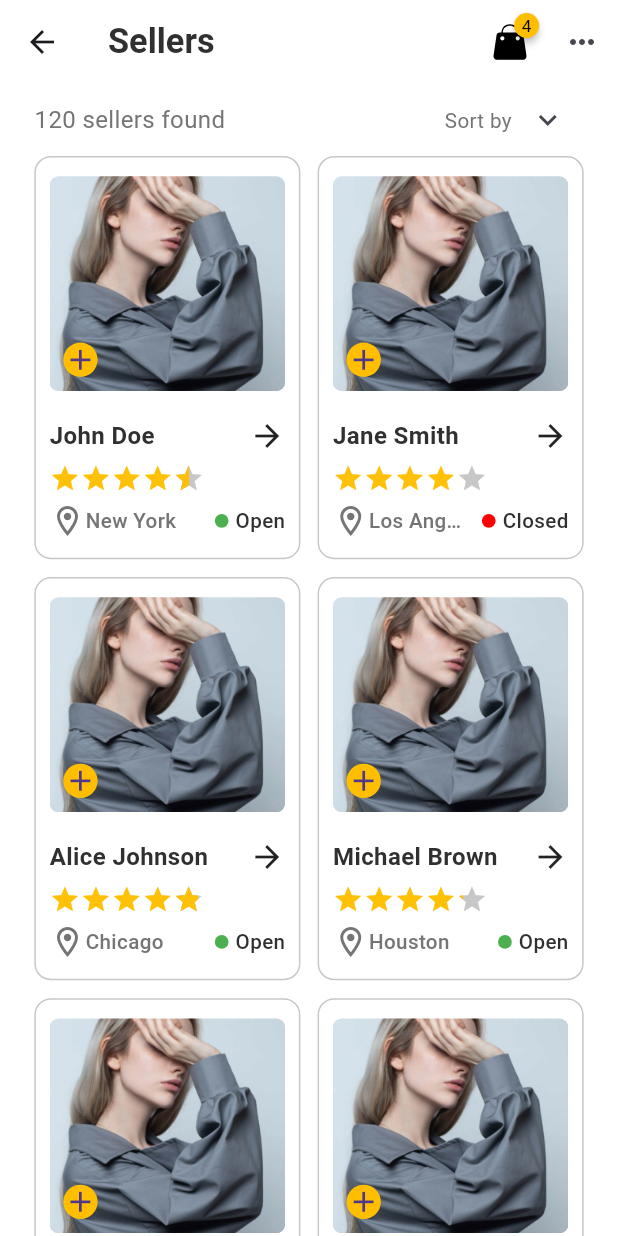
After one commit to Emanpepars/la-mode, a Flutter app: the SellersScreen screen opened by its route, on a phone screen of 412 x 824 dp. The commit adds this screen. Run offline on Flutter 3.47's test engine with Material 3 defaults, Android fonts, the phone set to English and light mode, and no system bars; drawn by our look-alikes of badges, flutter_rating_bar; our stand-ins replace flutter_bloc, flutter_screenutil, flutter_svg, google_fonts, persistent_bottom_nav_bar, readmore.

Commit message:
add sellers and reviews screen ui

```diff
--- a/lib/config/routes.dart
+++ b/lib/config/routes.dart
@@ -3,14 +3,18 @@ import 'package:my_ecommerce_app/core/utils/app_components.dart';
 import 'package:my_ecommerce_app/features/category/presentation/pages/category_screen.dart';
 import 'package:my_ecommerce_app/features/home/presentation/pages/home_screen.dart';
 import 'package:my_ecommerce_app/features/onboard/onboard_screen.dart';
+import 'package:my_ecommerce_app/features/reviews/presentation/pages/reviews_screen.dart';
 
 import '../features/product_details/presentation/pages/product_details_screen.dart';
+import '../features/sellers/presentation/pages/sellers_screen.dart';
 
 class Routes {
   static const String onboard = 'onboard';
   static const String home = '/';
   static const String category = 'category';
   static const String productDetails = 'productDetails';
+  static const String review = 'review';
+  static const String sellers = 'sellers';
 }
 
 class AppRoutes {
@@ -24,6 +28,11 @@ class AppRoutes {
       case Routes.productDetails:
         return MaterialPageRoute(
             builder: (context) => const ProductDetailsScreen());
+      case Routes.review:
+        return MaterialPageRoute(builder: (context) => const ReviewsScreen());
+      case Routes.sellers:
+        return MaterialPageRoute(builder: (context) => const SellersScreen());
+
       case Routes.category:
         String categoryTitle = routeSettings.arguments as String;
         return MaterialPageRoute(
--- a/lib/features/category/presentation/pages/category_screen.dart
+++ b/lib/features/category/presentation/pages/category_screen.dart
@@ -17,6 +17,7 @@ class CategoryScreen extends StatelessWidget {
         builder: (context, state) => Scaffold(
           body: FirstPart(
             appBarTitle: categoryTitle,
+            withBag: true,
             currentTabIndex: CategoryCubit.get(context).currentTabIndex,
             tabBarView: [
               SingleChildScrollView(
@@ -26,10 +27,6 @@ class CategoryScreen extends StatelessWidget {
               const Center(child: Text('Men content')),
               const Center(child: Text('Kids content')),
             ],
-            actions: [
-              const BagIcon(bagCount: 4),
-              IconButton(onPressed: () {}, icon: const Icon(Icons.more_horiz))
-            ],
             onTabChanged: CategoryCubit.get(context).onTabChanged,
           ),
         ),
--- /dev/null
+++ b/lib/features/reviews/presentation/manager/reviews_cubit.dart
@@ -0,0 +1,29 @@
+import 'package:flutter_bloc/flutter_bloc.dart';
+import 'package:my_ecommerce_app/features/reviews/presentation/manager/reviews_state.dart';
+
+import '../../domain/entities/review_entity.dart';
+
+class ReviewsCubit extends Cubit<ReviewsState> {
+  ReviewsCubit() : super(ReviewsInitial());
+
+  static ReviewsCubit get(context) => BlocProvider.of(context);
+
+  List<ReviewEntity> reviews = [
+    ReviewEntity('David Martinez', 5.0, 'Incredible service, exceeded expectations!', 1),
+    ReviewEntity('Emily Davis', 5.0, 'Fantastic! Will definitely buy again.', 2),
+    ReviewEntity('Jane Smith', 5.0, 'Awesome service, highly recommended!', 3),
+    ReviewEntity('Daniel Thomas', 4.0, 'Very happy with my purchase, thank you!', 4),
+    ReviewEntity('John Doe', 4.0, 'Great product, very satisfied!', 5),
+    ReviewEntity('Michelle Hernandez', 4.0, 'Impressed with the quality, will buy again.', 5),
+    ReviewEntity('Kevin Rodriguez', 5.0, 'Amazing product, worth every penny.', 3),
+    ReviewEntity('Michael Wilson', 4.0, 'Good quality, fast delivery.', 6),
+    ReviewEntity('Alice Johnson', 3.0, 'Good experience overall, but could be improved.', 7),
+    ReviewEntity('Amanda Clark', 3.0, 'Decent product, but delivery was slow.', 7),
+    ReviewEntity('Sarah Anderson', 3.0, 'Average experience, nothing special.', 8),
+    ReviewEntity('Laura Garcia', 3.0, 'Fairly satisfied, but could be better.', 9),
+    ReviewEntity('Bob Brown', 2.0, 'Not happy with the product, needs improvement.', 10),
+    ReviewEntity('Christopher Moore', 2.0, 'Product did not meet my expectations.', 11),
+    ReviewEntity('Jennifer Taylor', 2.0, 'Disappointed with the product, not as described.', 12),
+  ];
+
+}
--- /dev/null
+++ b/lib/features/reviews/presentation/manager/reviews_state.dart
@@ -0,0 +1,4 @@
+
+abstract class ReviewsState {}
+
+class ReviewsInitial extends ReviewsState {}
--- /dev/null
+++ b/lib/features/sellers/domain/entities/seller_entity.dart
@@ -0,0 +1,15 @@
+class SellerEntity {
+  String userName;
+  double rate;
+
+  String location;
+
+  bool isOpen;
+
+  SellerEntity({
+    required this.userName,
+    required this.rate,
+    required this.location,
+    required this.isOpen,
+  });
+}
--- /dev/null
+++ b/lib/features/sellers/presentation/manager/sellers_cubit.dart
@@ -0,0 +1,73 @@
+import 'package:flutter_bloc/flutter_bloc.dart';
+import 'package:my_ecommerce_app/features/sellers/presentation/manager/sellers_state.dart';
+
+import '../../domain/entities/seller_entity.dart';
+
+class SellersCubit extends Cubit<SellersState> {
+  SellersCubit() : super(SellersInitial());
+
+  static SellersCubit get(context) => BlocProvider.of(context);
+
+  List<SellerEntity> sellers = [
+    SellerEntity(
+      userName: 'John Doe',
+      rate: 4.5,
+      location: 'New York',
+      isOpen: true,
+    ),
+    SellerEntity(
+      userName: 'Jane Smith',
+      rate: 4.0,
+      location: 'Los Angeles',
+      isOpen: false,
+    ),
+    SellerEntity(
+      userName: 'Alice Johnson',
+      rate: 4.8,
+      location: 'Chicago',
+      isOpen: true,
+    ),
+    SellerEntity(
+      userName: 'Michael Brown',
+      rate: 4.2,
+      location: 'Houston',
+      isOpen: true,
+    ),
+    SellerEntity(
+      userName: 'David Wilson',
+      rate: 4.7,
+      location: 'Phoenix',
+      isOpen: false,
+    ),
+    SellerEntity(
+      userName: 'Sarah Martinez',
+      rate: 4.3,
+      location: 'Philadelphia',
+      isOpen: true,
+    ),
+    SellerEntity(
+      userName: 'James Jones',
+      rate: 4.6,
+      location: 'San Antonio',
+      isOpen: true,
+    ),
+    SellerEntity(
+      userName: 'Linda Davis',
+      rate: 4.1,
+      location: 'San Diego',
+      isOpen: false,
+    ),
+    SellerEntity(
+      userName: 'Robert Miller',
+      rate: 4.9,
+      location: 'Dallas',
+      isOpen: true,
+    ),
+    SellerEntity(
+      userName: 'Karen Wilson',
+      rate: 4.4,
+      location: 'San Jose',
+      isOpen: true,
+    ),
+  ];
+}
--- /dev/null
+++ b/lib/features/sellers/presentation/manager/sellers_state.dart
@@ -0,0 +1,3 @@
+abstract class SellersState {}
+
+class SellersInitial extends SellersState {}
--- /dev/null
+++ b/lib/features/sellers/presentation/pages/sellers_screen.dart
@@ -0,0 +1,87 @@
+import 'package:flutter/material.dart';
+import 'package:flutter_bloc/flutter_bloc.dart';
+import 'package:flutter_screenutil/flutter_screenutil.dart';
+import 'package:my_ecommerce_app/core/utils/app_components.dart';
+import 'package:my_ecommerce_app/core/utils/text_styles.dart';
+import 'package:my_ecommerce_app/features/sellers/presentation/manager/sellers_cubit.dart';
+import 'package:my_ecommerce_app/features/sellers/presentation/manager/sellers_state.dart';
+import 'package:my_ecommerce_app/features/sellers/presentation/widgets/seller_card.dart';
+
+import '../../../../core/utils/app_colors.dart';
+import '../../../home/presentation/widgets/sort_alert_dialog.dart';
+
+class SellersScreen extends StatelessWidget {
+  const SellersScreen({super.key});
+
+  @override
+  Widget build(BuildContext context) {
+    return BlocProvider(
+      create: (context) => SellersCubit(),
+      child: BlocConsumer<SellersCubit, SellersState>(
+        listener: (context, index) {},
+        builder: (context, index) => Scaffold(
+          backgroundColor: Colors.white,
+          appBar: const AppBarWithBag(
+            appBarTitle: "Sellers",
+          ),
+          body: Padding(
+            padding: EdgeInsets.symmetric(horizontal: 20.w),
+            child: SingleChildScrollView(
+              child: Column(
+                children: [
+                  Row(
+                    mainAxisAlignment: MainAxisAlignment.spaceBetween,
+                    children: [
+                      Text(
+                        "120 sellers found",
+                        style: roboto14(
+                          color: AppColors.silverDark,
+                        ),
+                      ),
+                      Row(
+                        children: [
+                          Text(
+                            "Sort by",
+                            style: roboto12W400(color: AppColors.silverDark),
+                          ),
+                          IconButton(
+                              onPressed: () {
+                                showDialog(
+                                  context: context,
+                                  builder: (BuildContext context) {
+                                    return const SortAlertDialog();
+                                  },
+                                );
+                              },
+                              icon: const Icon(Icons.keyboard_arrow_down))
+                        ],
+                      ),
+                    ],
+                  ),
+                  GridView.builder(
+                    shrinkWrap: true,
+                    physics: const NeverScrollableScrollPhysics(),
+                    gridDelegate: SliverGridDelegateWithFixedCrossAxisCount(
+                        crossAxisCount: 2,
+                        childAspectRatio: 6.6.h / 10.h,
+                        mainAxisSpacing: 10.h,
+                        crossAxisSpacing: 10.w),
+                    itemBuilder: (context, index) => SellerCard(
+                      userName:
+                          SellersCubit.get(context).sellers[index].userName,
+                      rate: SellersCubit.get(context).sellers[index].rate,
+                      location:
+                          SellersCubit.get(context).sellers[index].location,
+                      isOpen: SellersCubit.get(context).sellers[index].isOpen,
+                    ),
+                    itemCount: 10,
+                  ),
+                ],
+              ),
+            ),
+          ),
+        ),
+      ),
+    );
+  }
+}
--- /dev/null
+++ b/lib/features/sellers/presentation/widgets/seller_card.dart
@@ -0,0 +1,189 @@
+import 'package:flutter/material.dart';
+import 'package:flutter_rating_bar/flutter_rating_bar.dart';
+import 'package:flutter_screenutil/flutter_screenutil.dart';
+import 'package:persistent_bottom_nav_bar/persistent_tab_view.dart';
+import '../../../../core/utils/app_colors.dart';
+import '../../../../core/utils/app_images.dart';
+import '../../../../core/utils/text_styles.dart';
+import '../../../product_details/presentation/pages/product_details_screen.dart';
+
+class SellerCard extends StatelessWidget {
+  final String userName;
+  final double rate;
+
+  final String location;
+
+  final bool isOpen;
+
+  const SellerCard({
+    super.key,
+    required this.userName,
+    required this.rate,
+    required this.location,
+    required this.isOpen,
+  });
+
+  @override
+  Widget build(BuildContext context) {
+    return Container(
+      width: 160.w,
+      decoration: BoxDecoration(
+        border: Border.all(
+          color: AppColors.silverM,
+        ),
+        borderRadius: const BorderRadius.all(
+          Radius.circular(11),
+        ),
+      ),
+      padding: EdgeInsets.symmetric(vertical: 4.h, horizontal: 8.w),
+      child: Column(
+        mainAxisAlignment: MainAxisAlignment.spaceEvenly,
+        crossAxisAlignment: CrossAxisAlignment.stretch,
+        children: [
+          ClipRRect(
+            borderRadius: BorderRadius.circular(6.0),
+            child: Stack(
+              alignment: AlignmentDirectional.bottomStart,
+              children: [
+                Image(
+                  image: const AssetImage(
+                    AppImages.onboard1,
+                  ),
+                  width: 200.w,
+                  height: 120.h,
+                  fit: BoxFit.cover,
+                ),
+                Padding(
+                  padding: EdgeInsets.symmetric(horizontal: 8.w, vertical: 8.h),
+                  child: CircleAvatar(
+                    radius: 10.sp,
+                    backgroundColor: AppColors.gold,
+                    child: Icon(
+                      Icons.add,
+                      size: 20.sp,
+                    ),
+                  ),
+                ),
+              ],
+            ),
+          ),
+          SizedBox(
+            height: 2.h,
+          ),
+          Column(
+            crossAxisAlignment: CrossAxisAlignment.stretch,
+            children: [
+              Row(
+                mainAxisAlignment: MainAxisAlignment.spaceBetween,
+                children: [
+                  Text(
+                    userName,
+                    style: roboto14(weight: FontWeight.w600),
+                  ),
+                  InkWell(
+                    focusColor: Colors.transparent,
+                    hoverColor: Colors.transparent,
+                    highlightColor: Colors.transparent,
+                    splashColor: Colors.transparent,
+                    onTap: () {
+                      PersistentNavBarNavigator.pushNewScreen(
+                        context,
+                        screen: const ProductDetailsScreen(),
+                        withNavBar: false, // OPTIONAL VALUE. True by default.
+                        pageTransitionAnimation:
+                            PageTransitionAnimation.cupertino,
+                      );
+                    },
+                    child: const Icon(
+                      Icons.arrow_forward,
+                    ),
+                  ),
+                ],
+              ),
+              SizedBox(
+                height: 5.h,
+              ),
+              RatingBarIndicator(
+                rating: rate,
+                unratedColor: AppColors.silverM,
+                itemBuilder: (context, index) => const Icon(
+                  Icons.star,
+                  color: Colors.amber,
+                ),
+                itemCount: 5,
+                itemSize: 18.sp,
+                direction: Axis.horizontal,
+              ),
+              SizedBox(
+                height: 5.h,
+              ),
+              Row(
+                mainAxisAlignment: MainAxisAlignment.spaceBetween,
+                children: [
+                  Row(
+                    children: [
+                      const Icon(
+                        Icons.location_on_outlined,
+                        color: AppColors.silverDark,
+                      ),
+                      SizedBox(
+                        width: 60.w,
+                        child: Text(
+                          maxLines: 1,
+                          location,
+                          style: robotoCustomize(
+                            fontWeigh: FontWeight.w500,
+                            fontSize: 12.sp,
+                            color: AppColors.silverDark,
+                          ),
+                          overflow: TextOverflow.ellipsis,
+                        ),
+                      ),
+                    ],
+                  ),
+                  isOpen
+                      ? Row(
+                          children: [
+                            CircleAvatar(
+                              radius: 4.sp,
+                              backgroundColor: Colors.green,
+                            ),
+                            SizedBox(
+                              width: 4.w,
+                            ),
+                            Text(
+                              "Open",
+                              style: robotoCustomize(
+                                fontWeigh: FontWeight.w500,
+                                fontSize: 12.sp,
+                              ),
+                            ),
+                          ],
+                        )
+                      : Row(
+                          children: [
+                            CircleAvatar(
+                              radius: 4.sp,
+                              backgroundColor: AppColors.red,
+                            ),
+                            SizedBox(
+                              width: 4.w,
+                            ),
+                            Text(
+                              "Closed",
+                              style: robotoCustomize(
+                                fontWeigh: FontWeight.w500,
+                                fontSize: 12.sp,
+                              ),
+                            ),
+                          ],
+                        ),
+                ],
+              ),
+            ],
+          ),
+        ],
+      ),
+    );
+  }
+}
```
Also changed, not shown: lib/core/utils/app_components.dart (+81 -30 lines), lib/features/category/presentation/pages/tab_view_tabs/all_tab.dart (+22 -3 lines), lib/features/home/presentation/pages/bottom_tabs/home_tab_bar.dart (+0 -10 lines), lib/features/home/presentation/pages/tab_view_tabs/all_tab.dart (+12 -1 lines), lib/features/home/presentation/widgets/sort_alert_dialog.dart (renamed from lib/features/home/presentation/widgets/filter_alert_dialog.dart, +4 -9 lines), lib/features/product_details/presentation/pages/product_details_screen.dart (+8 -6 lines), lib/features/reviews/domain/entities/review_entity.dart (added, +8 -0 lines), lib/features/reviews/presentation/pages/reviews_screen.dart (added, +133 -0 lines).
